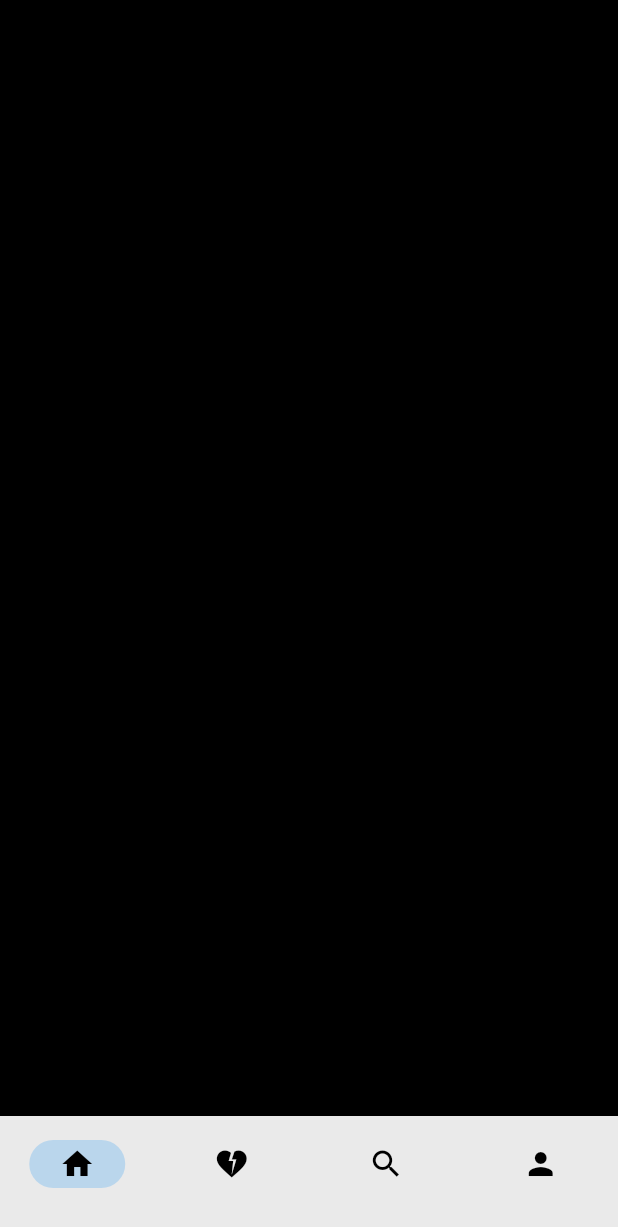
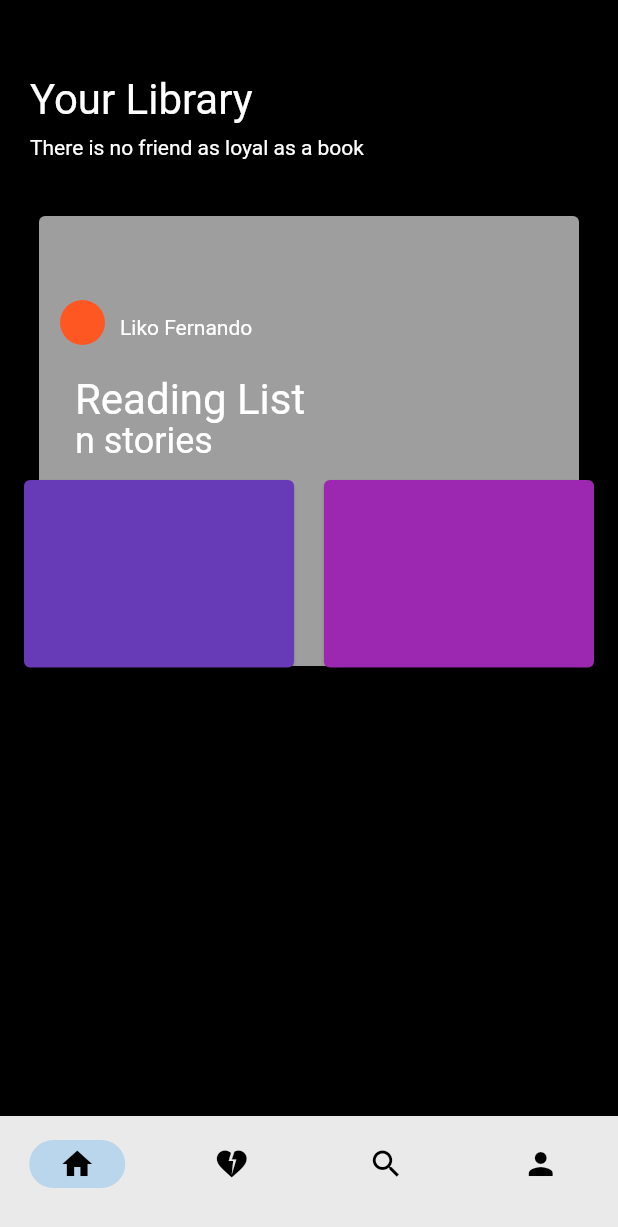
Before and after one commit to LinkedLik/UTS-MOBILE-PROGRAMMING-KEL-2, a Flutter app: the Navigasi screen opened directly, item 2 of the bottom bar chosen, on a phone screen of 412 x 824 dp. Shown: the top 1227 px of the screen. Run offline on Flutter 3.47's test engine with Material 2 defaults, Android fonts, the phone set to English and light mode, and no system bars.

Commit message:
Tambahan Menu Save

```diff
--- /dev/null
+++ b/lib/Saved/save.dart
@@ -0,0 +1,104 @@
+import 'package:flutter/material.dart';
+
+class Saved extends StatefulWidget {
+  const Saved({super.key});
+
+  @override
+  State<Saved> createState() => _SavedState();
+}
+
+class _SavedState extends State<Saved> {
+  @override
+  Widget build(BuildContext context) {
+    return Scaffold(
+      backgroundColor: Colors.black,
+      body: Column(
+        children: [
+          Stack(
+            fit: StackFit.passthrough,
+            children: <Widget>[
+              Container(
+                alignment: Alignment.topLeft,
+                margin: EdgeInsets.only(top: 50, left: 20),
+                child: Text(
+                  "Your Library",
+                  style: TextStyle(color: Colors.white, fontSize: 28),
+                ),
+              ),
+              Container(
+                alignment: Alignment.topLeft,
+                margin: EdgeInsets.only(top: 90, left: 20),
+                child: Text(
+                  "There is no friend as loyal as a book",
+                  style: TextStyle(color: Colors.white),
+                ),
+              ),
+              Container(
+                alignment: Alignment.center,
+                margin: EdgeInsets.only(top: 140),
+                child: Card(
+                  color: Colors.grey,
+                  child: SizedBox(
+                    height: 300,
+                    width: 360,
+                  ),
+                ),
+              ),
+              Container(
+                margin: EdgeInsets.only(top: 200, left: 40),
+                alignment: Alignment.centerLeft,
+                child: CircleAvatar(
+                  radius: 15,
+                  backgroundColor: Colors.deepOrange,
+                ),
+              ),
+              Container(
+                margin: EdgeInsets.only(top: 210, left: 80),
+                child: Text(
+                  "Liko Fernando",
+                  style: TextStyle(color: Colors.white),
+                ),
+              ),
+              Container(
+                margin: EdgeInsets.only(top: 250, left: 50),
+                child: Text(
+                  "Reading List",
+                  style: TextStyle(color: Colors.white, fontSize: 28),
+                ),
+              ),
+              Container(
+                margin: EdgeInsets.only(left: 50, top: 280),
+                child: Text(
+                  "n stories",
+                  style: TextStyle(color: Colors.white, fontSize: 24),
+                ),
+              ),
+              Container(
+                alignment: Alignment.centerLeft,
+                child: Card(
+                  margin: EdgeInsets.only(top: 320, left: 16),
+                  color: Colors.deepPurple,
+                  child: SizedBox(
+                    height: 125,
+                    width: 180,
+                  ),
+                ),
+              ),
+              Container(
+                alignment: Alignment.centerRight,
+                child: Card(
+                  margin: EdgeInsets.only(top: 320, right: 16),
+                  color: Colors.purple,
+                  child: SizedBox(
+                    height: 125,
+                    width: 180,
+                  ),
+                ),
+              )
+            ],
+          )
+        ],
+      ),
+    );
+  }
+}
--- a/lib/navigasi.dart
+++ b/lib/navigasi.dart
@@ -3,6 +3,7 @@ import 'package:majalah_uts/Read/tampilan_home.dart';
 import 'package:majalah_uts/Search/Tampilan_Search.dart';
 
 import 'Read/home.dart';
+import 'Saved/save.dart';
 
 class Navigasi extends StatefulWidget {
   const Navigasi({super.key});
@@ -38,6 +39,7 @@ class _NavigasiState extends State<Navigasi> {
         ),
         Container(
           alignment: Alignment.center,
+          child: Saved(),
         ),
         Container(
           alignment: Alignment.center,
```
Also changed, not shown: lib/Read/Read.dart (added, +158 -0 lines), lib/Read/tampilan_home.dart (+41 -3 lines).
